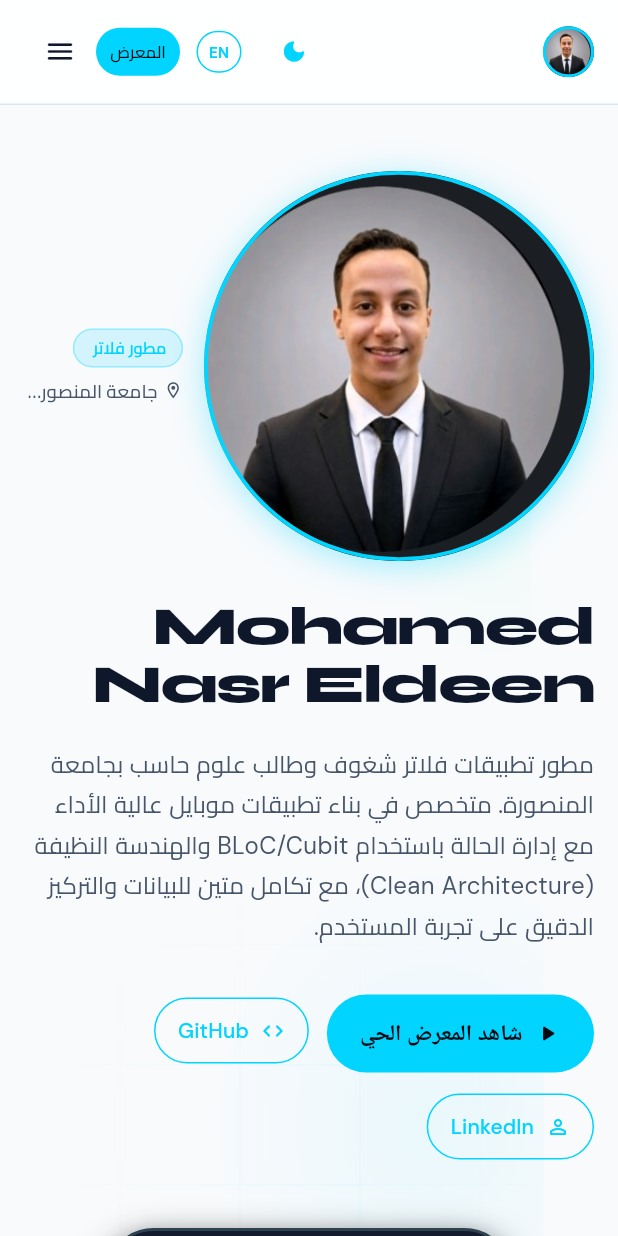
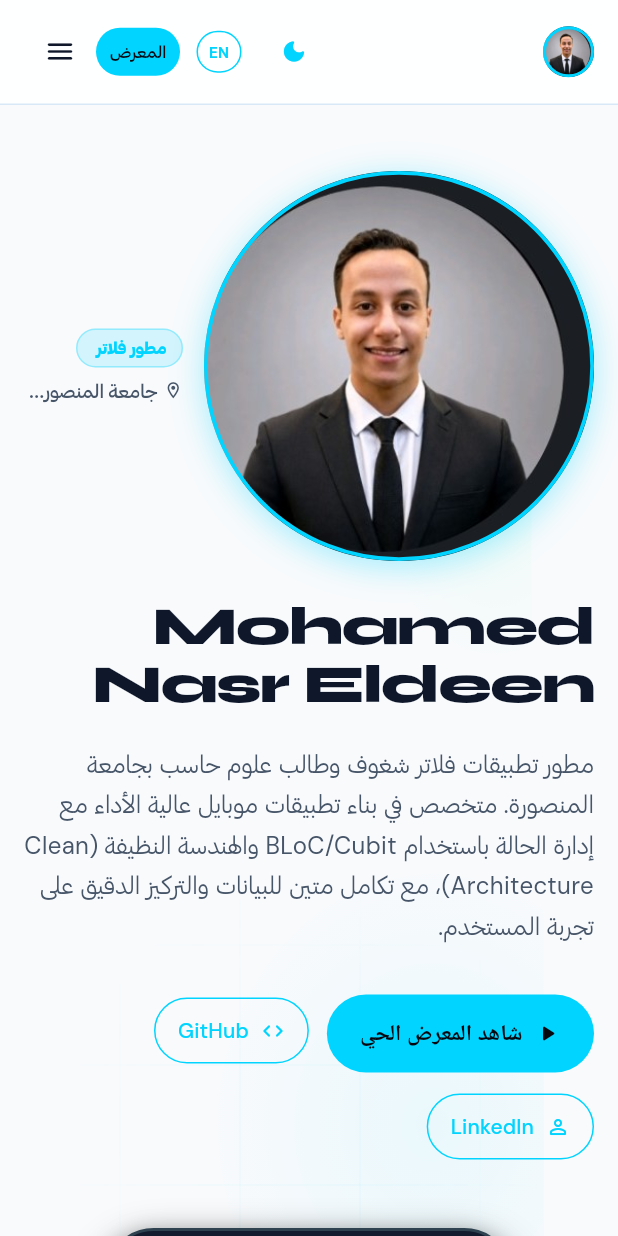
Before and after one commit to Mohamednasr11/portfolio_live_showcase, a Flutter app: the screen it shows after launch, after a tap on the "light mode" icon, after a tap on "AR", on a phone screen of 412 x 824 dp. Run offline on Flutter 3.47's test engine with Material 3 defaults, Android fonts, the phone set to English and light mode, and no system bars; our stand-ins replace flutter_animate, visibility_detector.

Commit message:
feat: Integrate custom Graphic font for Arabic body text and preserve Cairo for HeaderNavBar

```diff
--- a/lib/core/theme/app_theme.dart
+++ b/lib/core/theme/app_theme.dart
@@ -18,7 +18,7 @@ class AppTheme {
         onSurface: AppColors.textPrimary,
       ),
       fontFamily: 'DM Sans',
-      fontFamilyFallback: const ['Cairo', 'sans-serif'],
+      fontFamilyFallback: const ['Graphic', 'Cairo', 'sans-serif'],
       textSelectionTheme: const TextSelectionThemeData(
         cursorColor: AppColors.accent,
         selectionColor: Color(0x5522D3EE),
--- a/lib/portfolio/portfolio_page.dart
+++ b/lib/portfolio/portfolio_page.dart
@@ -697,7 +697,7 @@ class _Hero extends StatelessWidget {
                       maxLines: 1,
                       overflow: TextOverflow.ellipsis,
                       style: TextStyle(
-                        fontFamily: isArabic ? 'Cairo' : Show.body,
+                        fontFamily: isArabic ? 'Graphic' : Show.body,
                         color: Show.getMuted(isDark),
                         fontSize: 12.5,
                         fontWeight: FontWeight.w500,
@@ -810,7 +810,7 @@ class _Hero extends StatelessWidget {
               : 'Live Flutter widgets. Tap to play case study.',
           textAlign: TextAlign.center,
           style: TextStyle(
-            fontFamily: isArabic ? 'Cairo' : Show.body,
+            fontFamily: isArabic ? 'Graphic' : Show.body,
             color: Show.getMuted(isDark),
             fontSize: 13,
           ),
@@ -989,7 +989,7 @@ class _CaseStudyCard extends StatelessWidget {
         Text(
           isArabic ? info.sourceAr : info.source,
           style: TextStyle(
-            fontFamily: isArabic ? 'Cairo' : Show.body,
+            fontFamily: isArabic ? 'Graphic' : Show.body,
             color: Show.getMuted(isDark),
             fontSize: 13,
             fontStyle: FontStyle.italic,
@@ -1089,7 +1089,7 @@ class _CodeProjects extends StatelessWidget {
                           ? Profile.codeProjects[i].summaryAr
                           : Profile.codeProjects[i].summary,
                       style: TextStyle(
-                        fontFamily: isArabic ? 'Cairo' : Show.body,
+                        fontFamily: isArabic ? 'Graphic' : Show.body,
                         color: Show.getText(isDark),
                         fontSize: 13.5,
                       ),
@@ -1206,7 +1206,7 @@ class _Skills extends StatelessWidget {
                           ? 'مستخدمة في: ${Profile.skills[i].evidenceAr}'
                           : 'Used in: ${Profile.skills[i].evidence}',
                       style: TextStyle(
-                        fontFamily: isArabic ? 'Cairo' : Show.body,
+                        fontFamily: isArabic ? 'Graphic' : Show.body,
                         color: Show.getMuted(isDark),
                         fontSize: 13,
                         fontStyle: FontStyle.italic,
@@ -1347,7 +1347,7 @@ class _Journey extends StatelessWidget {
                     Text(
                       isArabic ? e.placeAr : e.place,
                       style: TextStyle(
-                        fontFamily: isArabic ? 'Cairo' : Show.body,
+                        fontFamily: isArabic ? 'Graphic' : Show.body,
                         color: Show.getText(isDark),
                         fontWeight: FontWeight.w600,
                         fontSize: 13.5,
@@ -1488,7 +1488,7 @@ class _Footer extends StatelessWidget {
               ? '© ${DateTime.now().year} ${Profile.name} · تم البناء باستخدام Flutter Web'
               : '© ${DateTime.now().year} ${Profile.name} · Built with Flutter Web',
           style: TextStyle(
-            fontFamily: isArabic ? 'Cairo' : Show.body,
+            fontFamily: isArabic ? 'Graphic' : Show.body,
             color: Show.getMuted(isDark),
             fontSize: 13.5,
           ),
--- a/lib/showcase/theme.dart
+++ b/lib/showcase/theme.dart
@@ -59,7 +59,7 @@ class ShowType {
   const ShowType._();
 
   /// Arabic resolves through this face; Latin stays on the brand font.
-  static const List<String> arabicFallback = ['Cairo'];
+  static const List<String> arabicFallback = ['Graphic', 'Cairo'];
 
   /// .hero-name — Syne 800, line-height 1.05, letter-spacing -2px.
   static const TextStyle display = TextStyle(
--- a/lib/widgets/navigation/nav_item.dart
+++ b/lib/widgets/navigation/nav_item.dart
@@ -1,6 +1,7 @@
 import 'package:flutter/material.dart';
 
 import '../../core/constants/app_colors.dart';
+import '../../core/localization/language_controller.dart';
 
 class NavItem extends StatefulWidget {
   final String name;
@@ -24,6 +25,7 @@ class _NavItemState extends State<NavItem> {
   @override
   Widget build(BuildContext context) {
     final highlighted = widget.isActive || _hovered;
+    final isAr = LanguageController.instance.isArabic;
 
     return Semantics(
       label: 'Navigate to ${widget.name}',
@@ -41,6 +43,7 @@ class _NavItemState extends State<NavItem> {
               AnimatedDefaultTextStyle(
                 duration: const Duration(milliseconds: 180),
                 style: TextStyle(
+                  fontFamily: isAr ? 'Cairo' : 'DM Sans',
                   color: highlighted ? AppColors.accent : AppColors.muted,
                   fontSize: 12,
                   fontWeight: highlighted ? FontWeight.w700 : FontWeight.w500,
```
Also changed, not shown: pubspec.yaml (+8 -0 lines), assets/fonts/غرافيك رفيع 1.OTF (added), assets/fonts/غرافيك رفيع 2.OTF (added), assets/fonts/غرافيك رفيع 3.OTF (added), assets/fonts/غرافيك عريض 3.OTF (added), assets/fonts/غرافيك عريض 4.OTF (added), assets/fonts/غرافيك عريض1.OTF (added), assets/fonts/غرافيك عريض2.OTF (added), assets/fonts/غرافيك وسط.OTF (added), assets/fonts/غرافيك.OTF (added).
